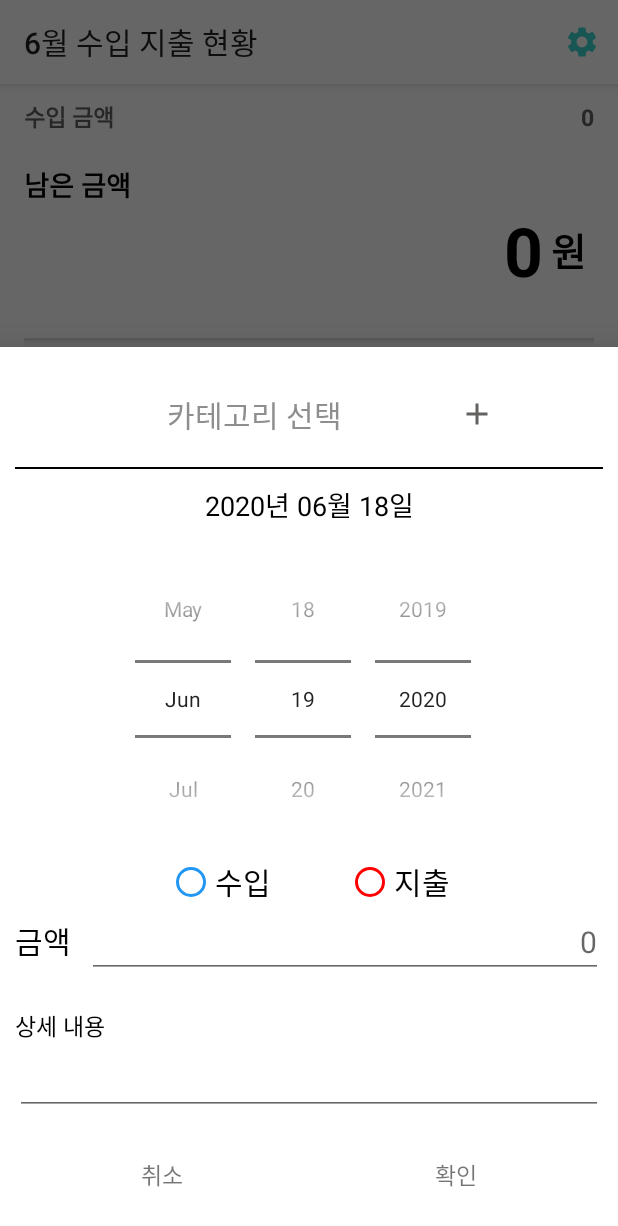
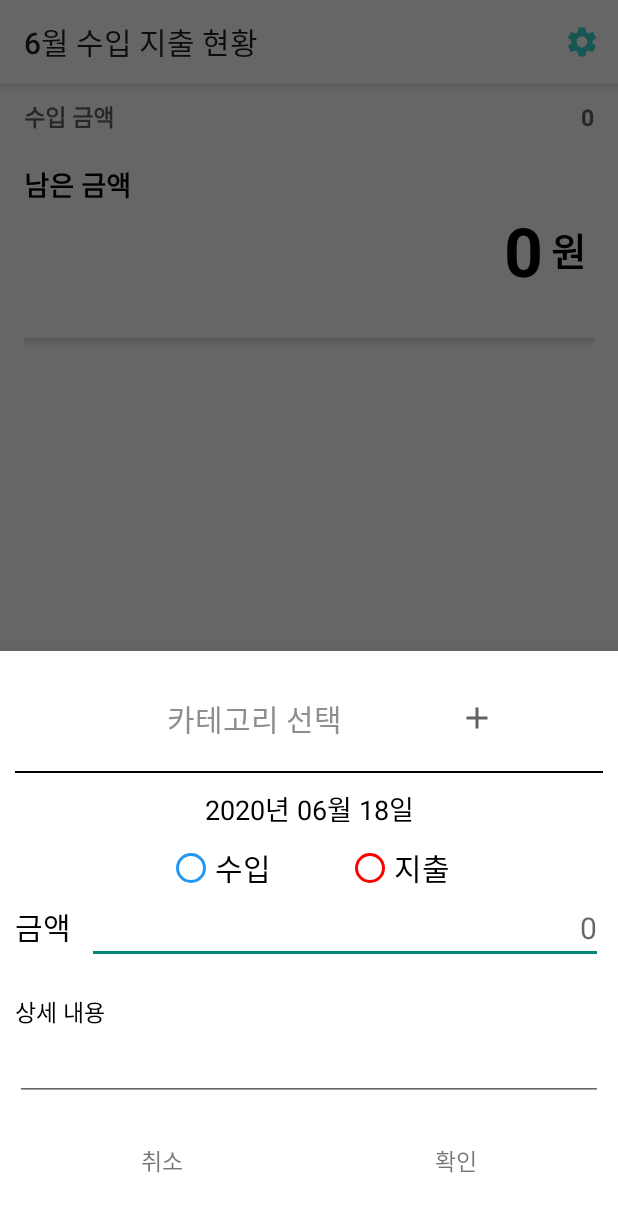
Before and after one commit to ljhmln/Monthly_Pay, an Android app: the screen it shows after launch (MainActivity), after a tap on an icon or button, on a phone screen of 412 x 824 dp. Shown: the top 1226 px of the screen. Run offline under Robolectric (Android 15) with nearby library versions, the phone set to English and light mode, and no system bars; libraries missing offline, so code that uses them is left out: com.github.mikephil.charting.

Commit message:
코드 정리 및 addActivity -> addFragment 이름 변경완효

```diff
--- a/Monthly_Household_Account_Book/app/src/main/AndroidManifest.xml
+++ b/Monthly_Household_Account_Book/app/src/main/AndroidManifest.xml
@@ -18,7 +18,7 @@
             </intent-filter>
         </activity>
         <activity
-            android:name=".main_adapter.Add_Activity"
+            android:name=".main_adapter.AddFragmant"
             tools:ignore="Instantiatable" />
         <activity
             android:name=".TestFixedActivity"
--- a/Monthly_Household_Account_Book/app/src/main/java/com/example/monthly_household_account_book/DateRunnable.java
+++ b/Monthly_Household_Account_Book/app/src/main/java/com/example/monthly_household_account_book/DateRun.java
@@ -3,7 +3,7 @@ package com.example.monthly_household_account_book;
 import java.text.SimpleDateFormat;
 import java.util.Date;
 
-public class DateRunnable implements Runnable {
+public class DateRun {
     private String year;
     private String month;
     private String day;
@@ -11,25 +11,6 @@ public class DateRunnable implements Runnable {
     private Date nowDate;
     private SimpleDateFormat Dateformat;
 
-    public void run() {
-//        while (true) {
-//            nowDate = new Date(System.currentTimeMillis());
-//
-//            Dateformat = new SimpleDateFormat("yyyy");
-//            this.year = Dateformat.format(nowDate);
-//
-//            Dateformat = new SimpleDateFormat("MM");
-//            this.month = Dateformat.format(nowDate);
-//
-//            Dateformat = new SimpleDateFormat("dd");
-//            this.day = Dateformat.format(nowDate);
-//
-//            Dateformat = new SimpleDateFormat("HHmmss");
-//            this.time = Dateformat.format(nowDate);
-//
-//        }
-
-    }
 
     public void runningDate(String kindTime){
         nowDate = new Date(System.currentTimeMillis());
@@ -74,5 +55,9 @@ public class DateRunnable implements Runnable {
         runningDate("");
         return year+month;
     }
+    public String getMonth(){
+        runningDate("");
+        return month;
+    }
 
 }
--- a/Monthly_Household_Account_Book/app/src/main/java/com/example/monthly_household_account_book/MainActivity.java
+++ b/Monthly_Household_Account_Book/app/src/main/java/com/example/monthly_household_account_book/MainActivity.java
@@ -12,20 +12,9 @@ import android.os.Bundle;
 import android.view.Menu;
 import android.view.MenuInflater;
 import android.view.MenuItem;
-import android.view.View;
-import android.widget.AdapterView;
-import android.widget.Button;
-import android.widget.EditText;
-import android.widget.ListView;
 import android.widget.TextView;
 
-import com.example.monthly_household_account_book.main_adapter.Items;
-import com.example.monthly_household_account_book.main_adapter.ListviewAdapter;
 import com.google.android.material.bottomnavigation.BottomNavigationView;
-
-import java.text.SimpleDateFormat;
-import java.util.ArrayList;
-import java.util.Date;
 
 public class MainActivity extends AppCompatActivity  {
 
@@ -42,7 +31,7 @@ public class MainActivity extends AppCompatActivity  {
     private int outgoing = 0;
     private int belence = 0;
     public int fixed_money = 2000000;
-    static public DateRunnable dateRun = new DateRunnable();
+    static public DateRun dateRun = new DateRun();
 
     /*수입금액 설정 테스트 코드 시작*/
     private TextView fixed_money_edit;
@@ -167,67 +156,9 @@ public class MainActivity extends AppCompatActivity  {
         }
     }
 
-    //버튼을 눌렀을때 반응
-//    @Override
-//    public boolean onOptionsItemSelected(@NonNull MenuItem item) {
-//      switch (item.getItemId()){
-//          case R.id.setting:
-//
-//      }
-//    }
-
-    //item Array test
-//    public void setItemsArr(Items item) {
-//        this.itemsArr.add(item);
-//        adapter.addItem(itemsArr);
-//        adapter.notifyDataSetChanged();
-//
-//    }
-
-//    public ArrayList<Items> getItemsArr() {
-//        return this.itemsArr;
-//
-//    }
-//
-//    public int getBeleance() {
-//        income = 0;
-//        outgoing = 0;
-//        belence = 0;
-//        System.out.println("items 사이즈 : " + itemsArr.size());
-//        for (int i = 0; i < itemsArr.size(); i++) {
-//            if (itemsArr.get(i).getKind().equals("수입")) {
-//                income += Inte10ger.parseInt(itemsArr.get(i).getMoney());
-//                System.out.println("지출금 : " + itemsArr.get(i).getMoney());
-//            } else if (itemsArr.get(i).getKind().equals("지출")) {
-//                System.out.println("지출금 : " + itemsArr.get(i).getMoney());
-//                outgoing += Integer.parseInt(itemsArr.get(i).getMoney());
-//            }
-//
-//        }
-//
-//        belence = fixed_money - outgoing + income;
-//        System.out.println("밸런스 : " + belence);
-//        return belence;
-//    }
-
-//    public int getOutgoing() {
-//        getBeleance();
-//        return outgoing;
-//    }
-//
-//    public int getIncome() {
-//        getBeleance();
-//        return income;
-//    }
-//    //item Array test end
-
-
     @Override
     protected void onStart() {
         super.onStart();
 
-        Thread dateThread = new Thread(dateRun);
-        dateThread.start();
-
     }
 }
--- a/Monthly_Household_Account_Book/app/src/main/java/com/example/monthly_household_account_book/Money.java
+++ b/Monthly_Household_Account_Book/app/src/main/java/com/example/monthly_household_account_book/Money.java
@@ -1,17 +1,12 @@
 package com.example.monthly_household_account_book;
 
-import android.annotation.SuppressLint;
-import android.app.Activity;
 import android.content.Context;
-import android.content.Intent;
 import android.os.Bundle;
-import android.view.Gravity;
 import android.view.LayoutInflater;
 import android.view.View;
 import android.view.ViewGroup;
 import android.widget.AdapterView;
 import android.widget.Button;
-import android.widget.LinearLayout;
 import android.widget.ListView;
 import android.widget.TextView;
 import android.widget.Toast;
@@ -21,20 +16,13 @@ import androidx.annotation.Nullable;
 import androidx.fragment.app.Fragment;
 import androidx.fragment.app.FragmentActivity;
 import androidx.fragment.app.FragmentManager;
-import androidx.fragment.app.FragmentTransaction;
-import androidx.recyclerview.widget.RecyclerView;
 
-import com.example.monthly_household_account_book.main_adapter.Add_Activity;
-import com.example.monthly_household_account_book.main_adapter.Items;
+import com.example.monthly_household_account_book.main_adapter.AddFragmant;
 import com.example.monthly_household_account_book.main_adapter.ListviewAdapter;
 
-import java.text.DateFormat;
 import java.text.DecimalFormat;
 import java.text.SimpleDateFormat;
-import java.util.ArrayList;
 import java.util.Date;
-
-import static android.view.Gravity.BOTTOM;
 
 
 public class Money extends Fragment {
@@ -43,18 +31,14 @@ public class Money extends Fragment {
     private TextView belence_txt, fixed_money_edit, total_outgoing_txt;
     ListviewAdapter adapter;
     ListView listView;
-
-
-    //Main Adapter Field
-
-    Add_Activity add_activity = new Add_Activity();
+    AddFragmant add_fragmant = new AddFragmant();
     DataBaseHelper helper;
 
+    //프래그먼트 refresh
     public interface OnDateChanged{
          void refresh(ListviewAdapter adapter);
 
     }
-
 
 
     @Override
@@ -65,11 +49,6 @@ public class Money extends Fragment {
         helper = new DataBaseHelper(getContext());
         adapter = new ListviewAdapter(helper);
         adapter.notifyDataSetChanged();
-
-
-//        OnDateChanged re = (OnDateChanged) getActivity();
-//        re.refresh(adapter);
-
 
     }
 
@@ -129,7 +108,7 @@ public class Money extends Fragment {
 
        final FragmentManager child = getChildFragmentManager();
         child.beginTransaction()
-                .add(add_activity, "child")
+                .add(add_fragmant, "child")
                 .addToBackStack(null);
 
 
@@ -137,7 +116,7 @@ public class Money extends Fragment {
             @Override
             public void onClick(View v) {
 
-                add_activity.show(child,"child");
+                add_fragmant.show(child,"child");
 
 
 //
@@ -148,12 +127,12 @@ public class Money extends Fragment {
 
         if(getArguments() != null){
             System.out.println("데이터 전달....");
-            if(!add_activity.isHidden()){
-                add_activity.dismiss();
+            if(!add_fragmant.isHidden()){
+                add_fragmant.dismiss();
             }
             if(getArguments().getInt("result")==1){
                 changeMoney();
-                adapter.addItem(helper.getltems(MainActivity.dateRun.getNowYear_Month()));
+                adapter.addItem();
 //                adapter.notifyDataSetChanged();
 
                 getArguments().remove("result");
@@ -170,56 +149,40 @@ public class Money extends Fragment {
         return view;
     }
 
-    String testGetDate() {
-        long now = System.currentTimeMillis();
-        Date nowDate = new Date(now);
-
-        SimpleDateFormat dateFormat = new SimpleDateFormat("MM");
-        String time;
-
-        return time = dateFormat.format(nowDate);
-    }
-
-
-
 
     public void changeMoney() {
+        //세 자리 콤마 추가
         DecimalFormat decimalFormat = new DecimalFormat("###,###");
-//        belence_txt.setText(decimalFormat.format(((MainActivity)getActivity()).getBeleance()));
 
-        /*
-        테스트
-         */
-        DataBaseHelper helper = new DataBaseHelper(getContext());
+        helper = new DataBaseHelper(getContext());
         String moneyFormat = decimalFormat.format(
                 Double.parseDouble(helper.getBelence(MainActivity.dateRun.getNowYear_Month())));
-        System.out.println(helper.getOutgoing(MainActivity.dateRun.getNowYear_Month()));
+
         String outgoingFormat = decimalFormat.format(
                 Double.parseDouble(helper.getOutgoing(MainActivity.dateRun.getNowYear_Month())));
 
         belence_txt.setText(moneyFormat);
         total_outgoing_txt.setText(outgoingFormat);
+
+        /*테스트 출력*/
+        System.out.println(helper.getOutgoing(MainActivity.dateRun.getNowYear_Month()));
+
     }
-
-
-
 
     @Override
     public void onResume() {
         super.onResume();
         FragmentActivity activity = getActivity();
-        adapter.notifyDataSetChanged();
-
-
 
 
         if (activity != null) {
-            String date = testGetDate();
-            if(Integer.parseInt(date)<10){
-                date = String.valueOf(Integer.parseInt(date));
+            String nowMonth = MainActivity.dateRun.getMonth();
+
+            if(Integer.parseInt(nowMonth)<10){
+                nowMonth = String.valueOf(Integer.parseInt(nowMonth));
             }
             //MainActivity의 메소드 사용하여 액션바 타이틀 변경.
-            ((MainActivity) activity).setActionBarTitle(date+"월 수입 지출 현황");
+            ((MainActivity) activity).setActionBarTitle(nowMonth+"월 수입 지출 현황");
         }
     }
 }
--- a/Monthly_Household_Account_Book/app/src/main/java/com/example/monthly_household_account_book/TestFixedActivity.java
+++ b/Monthly_Household_Account_Book/app/src/main/java/com/example/monthly_household_account_book/TestFixedActivity.java
@@ -15,7 +15,6 @@ public class TestFixedActivity extends AppCompatActivity {
     Button btn;
     EditText edit_money;
     TextView data_beseView;
-
 
 
     @Override
--- a/Monthly_Household_Account_Book/app/src/main/java/com/example/monthly_household_account_book/main_adapter/Add_Activity.java
+++ b/Monthly_Household_Account_Book/app/src/main/java/com/example/monthly_household_account_book/main_adapter/AddFragmant.java
@@ -38,7 +38,7 @@ import java.text.SimpleDateFormat;
 import java.util.ArrayList;
 import java.util.Date;
 
-public class Add_Activity extends BottomSheetDialogFragment  {
+public class AddFragmant extends BottomSheetDialogFragment  {
 
     TextView cancle, confirm;
     RadioButton btn_income, btn_outgoing;
--- a/Monthly_Household_Account_Book/app/src/main/java/com/example/monthly_household_account_book/main_adapter/ListviewAdapter.java
+++ b/Monthly_Household_Account_Book/app/src/main/java/com/example/monthly_household_account_book/main_adapter/ListviewAdapter.java
@@ -24,7 +24,7 @@ public class ListviewAdapter extends BaseAdapter {
 
     public ListviewAdapter(DataBaseHelper helper) {
         this.helper = helper;
-        addItem(this.helper.getltems(MainActivity.dateRun.getNowYear_Month()));
+        addItem();
         notifyDataSetChanged();
 
         for(Items item : itemsArr){
@@ -73,15 +73,16 @@ public class ListviewAdapter extends BaseAdapter {
     }
 
 
-
-    public void addItem(ArrayList<Items> arr){
+//ArrayList<Items> arr
+    public void addItem(){
         if(itemsArr != null){
             itemsArr.clear();
-            itemsArr.addAll(arr);
-            notifyDataSetChanged();
+            itemsArr.addAll(helper.getltems(MainActivity.dateRun.getNowYear_Month()));
+
         }else {
-            itemsArr.addAll(arr);
+            itemsArr.addAll(helper.getltems(MainActivity.dateRun.getNowYear_Month()));
         }
+        notifyDataSetChanged();
 
     }
 
--- a/Monthly_Household_Account_Book/app/src/main/res/layout/activity_add.xml
+++ b/Monthly_Household_Account_Book/app/src/main/res/layout/activity_add.xml
@@ -55,12 +55,12 @@
         android:layout_margin="10dp"
         />
 
-    <DatePicker
-        android:id="@+id/date_pic"
-        android:layout_width="match_parent"
-        android:layout_height="wrap_content"
-        android:calendarViewShown="false"
-        android:datePickerMode="spinner" />
+<!--    <DatePicker-->
+<!--        android:id="@+id/date_pic"-->
+<!--        android:layout_width="match_parent"-->
+<!--        android:layout_height="wrap_content"-->
+<!--        android:calendarViewShown="false"-->
+<!--        android:datePickerMode="spinner" />-->
 
     <RadioGroup
         android:layout_width="match_parent"
```
